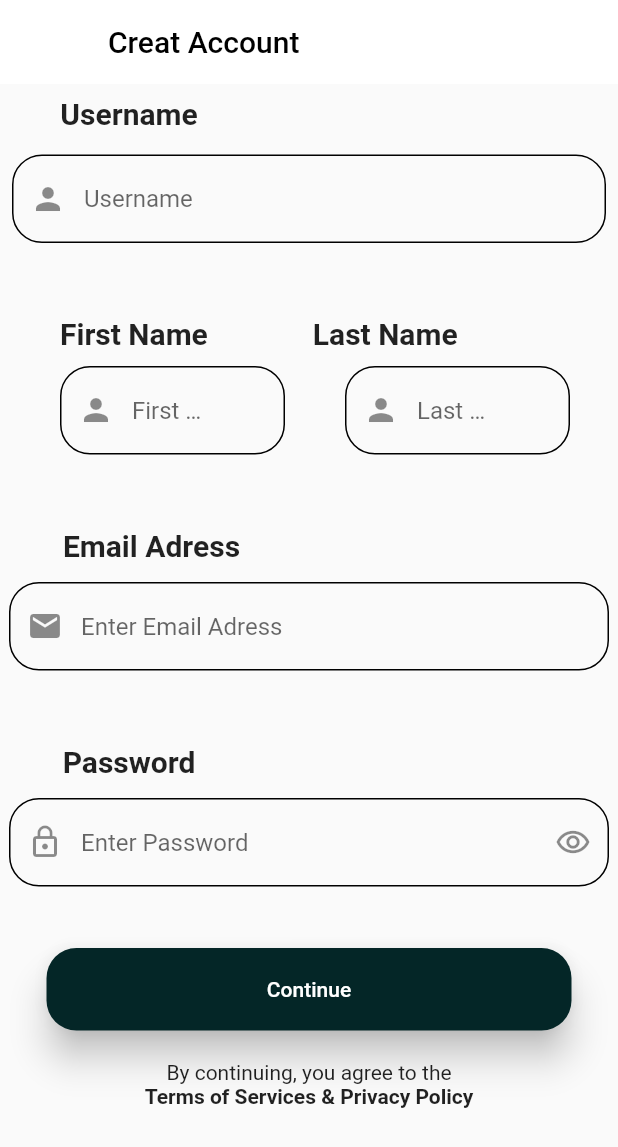
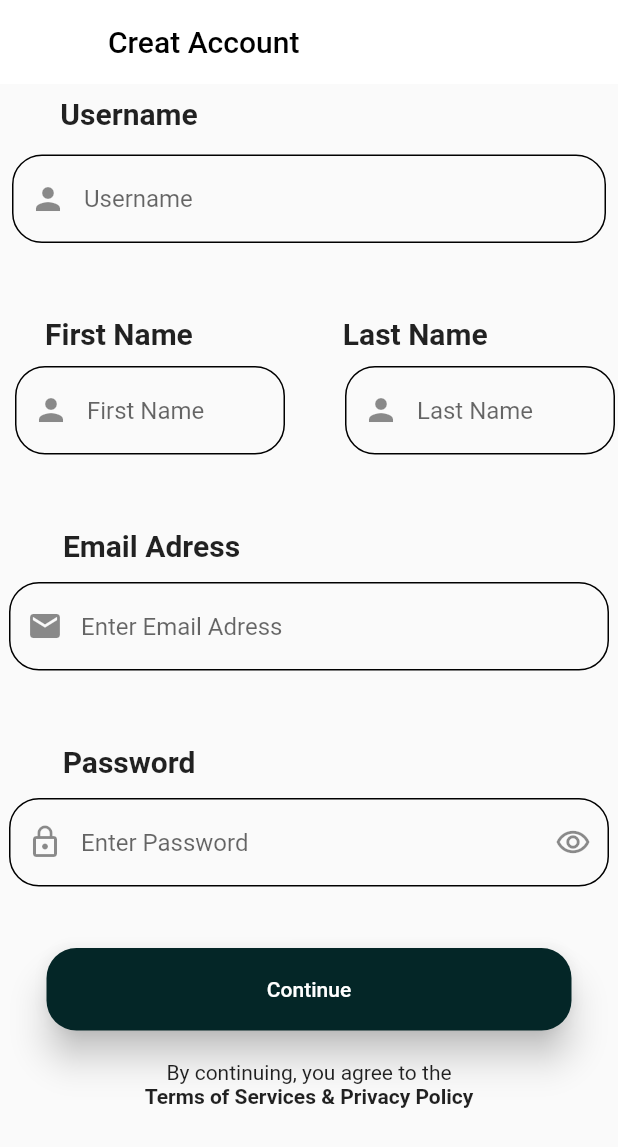
Before and after one commit to Flutter-GG/HW-1, a Flutter app: the creatAccount screen opened directly, on a phone screen of 412 x 824 dp. Shown: the top 1147 px of the screen. Run offline on Flutter 3.47's test engine with Material 2 defaults, Android fonts, the phone set to English and light mode, and no system bars.

Commit message:
Fixed Size

```diff
--- a/flutter_application_1/lib/View/View/creatAccount.dart
+++ b/flutter_application_1/lib/View/View/creatAccount.dart
@@ -37,12 +37,12 @@ class creatAccount extends StatelessWidget {
                 TextFieldheight: 400),
           ),
           Padding(
-            padding: EdgeInsets.symmetric(horizontal: 40),
+            padding: EdgeInsets.symmetric(horizontal: 30),
             child: Row(
               children: [
                 textButtonTittle(title: "First Name", padding: 20),
                 SizedBox(
-                  width: 50,
+                  width: 80,
                 ),
                 textButtonTittle(title: "Last Name", padding: 30),
               ],
@@ -52,7 +52,7 @@ class creatAccount extends StatelessWidget {
             height: 10,
           ),
           Padding(
-            padding: EdgeInsets.symmetric(horizontal: 40),
+            padding: EdgeInsets.symmetric(horizontal: 10),
             child: Row(
               children: [
                 textfieldsmall(
--- a/flutter_application_1/lib/View/compunent/textfieldsmall.dart
+++ b/flutter_application_1/lib/View/compunent/textfieldsmall.dart
@@ -14,6 +14,6 @@ class textfieldsmall extends StatelessWidget {
         width: 1,
         TextLogo: Icons.person,
         TextFieldwidth: 100,
-        TextFieldheight: 150);
+        TextFieldheight: 180);
   }
 }
```
